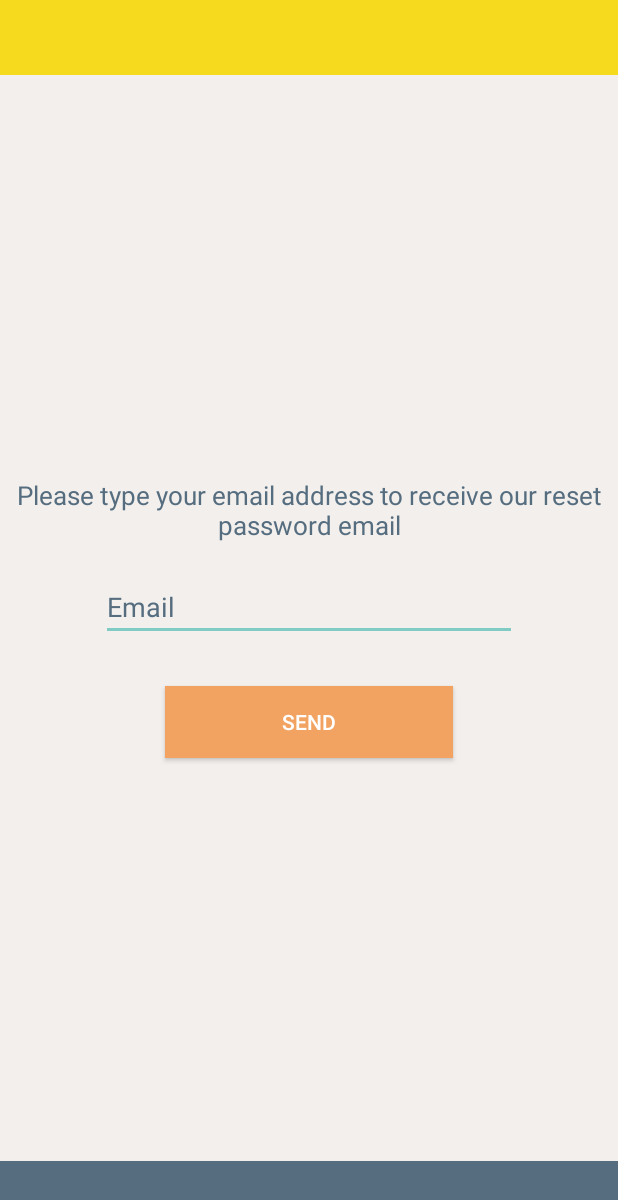
After one commit to theanisaa/Great4IP., an Android app: the ResetPasswordActivity screen opened directly, with no data from a screen before it, on a phone screen of 412 x 824 dp. The commit adds this screen. Shown: the top 1200 px of the screen. Run offline under Robolectric (Android 15) with nearby library versions, the phone set to English and light mode, and no system bars; our stand-ins replace Firebase (no records; nobody signed in at launch, a user with empty details on screens opened directly).

Commit message:
Forgot/Reset Password Activity

```diff
--- a/app/src/main/AndroidManifest.xml
+++ b/app/src/main/AndroidManifest.xml
@@ -19,6 +19,7 @@
         </activity>
         <activity android:name=".SignUpActivity"></activity>
         <activity android:name=".HomeActivity"></activity>
+        <activity android:name=".ResetPasswordActivity"></activity>
     </application>
 
 </manifest>
--- /dev/null
+++ b/app/src/main/java/com/example/a6sigma/great4ip/ResetPasswordActivity.java
@@ -0,0 +1,73 @@
+package com.example.a6sigma.great4ip;
+
+import android.app.ProgressDialog;
+import android.content.Intent;
+import android.os.Bundle;
+import android.support.annotation.NonNull;
+import android.support.annotation.Nullable;
+import android.support.v7.app.AppCompatActivity;
+import android.view.View;
+import android.widget.Button;
+import android.widget.EditText;
+import android.widget.Toast;
+
+import com.google.android.gms.tasks.OnCompleteListener;
+import com.google.android.gms.tasks.Task;
+import com.google.firebase.auth.FirebaseAuth;
+
+/**
+ * Created by lenovo on 09/03/2017.
+ */
+
+public class ResetPasswordActivity extends AppCompatActivity implements View.OnClickListener {
+
+    private EditText mEmail;
+    private Button mReset;
+
+    private FirebaseAuth mFirebaseAuth;
+    private ProgressDialog mProgressDialog;
+
+    @Override
+    protected void onCreate(Bundle savedInstanceState) {
+        super.onCreate(savedInstanceState);
+        setContentView(R.layout.activity_reset_password);
+
+        mFirebaseAuth = FirebaseAuth.getInstance();
+        mProgressDialog = new ProgressDialog(this);
+
+        mEmail = (EditText) findViewById(R.id.editTextEmailResetPassword);
+        mReset = (Button) findViewById(R.id.buttonReset);
+
+        mReset.setOnClickListener(this);
+    }
+
+    @Override
+    public void onClick(View v) {
+        String email = mEmail.getText().toString().trim();
+
+        ResetPasswordModel resetPasswordModel = new ResetPasswordModel(email);
+        if(v == mReset){
+            resetUser(resetPasswordModel);
+        }
+    }
+
+    private void resetUser(ResetPasswordModel resetPasswordModel){
+        mProgressDialog.setMessage("Sending message...");
+        mProgressDialog.show();
+
+        mFirebaseAuth.sendPasswordResetEmail(resetPasswordModel.getEmail())
+                .addOnCompleteListener(new OnCompleteListener<Void>() {
+                    @Override
+                    public void onComplete(@NonNull Task<Void> task) {
+                        mProgressDialog.dismiss();
+                        if(task.isSuccessful()){
+                            Intent intent = new Intent(ResetPasswordActivity.this, LoginActivity.class);
+                            startActivity(intent);
+                        } else {
+                            Toast.makeText(ResetPasswordActivity.this, "Sending failed... Please Try Again", Toast.LENGTH_SHORT).show();
+                        }
+                    }
+                });
+    }
+
+}
--- /dev/null
+++ b/app/src/main/res/layout/activity_reset_password.xml
@@ -0,0 +1,59 @@
+<?xml version="1.0" encoding="utf-8"?>
+<RelativeLayout xmlns:android="http://schemas.android.com/apk/res/android"
+                android:layout_width="match_parent"
+                android:layout_height="match_parent"
+    android:background="@color/background">
+
+    <RelativeLayout
+        android:layout_width="fill_parent"
+        android:layout_height="50dp"
+        android:layout_alignParentTop="true"
+        android:background="@color/colorPrimary"
+        android:gravity="center" />
+
+    <LinearLayout
+        android:layout_width="match_parent"
+        android:layout_height="match_parent"
+        android:orientation="vertical"
+        android:gravity="center">
+
+        <TextView
+            android:layout_width="match_parent"
+            android:layout_height="wrap_content"
+            android:text="Please type your email address to receive our reset password email"
+            android:textColor="@color/biruAneh"
+            android:textSize="17sp"
+            android:textAlignment="center"
+            android:paddingBottom="20dp"
+            android:paddingLeft="5dp"
+            android:paddingRight="5dp"/>
+
+        <EditText
+            android:layout_width="wrap_content"
+            android:layout_height="wrap_content"
+            android:id="@+id/editTextEmailResetPassword"
+            android:ems="13"
+            android:hint="Email"
+            android:textColor="@color/biruAneh"
+            android:textColorHint="@color/biruAneh"
+            android:inputType="textEmailAddress"
+            android:layout_marginBottom="30dp"/>
+
+        <Button
+            android:layout_width="wrap_content"
+            android:layout_height="wrap_content"
+            android:id="@+id/buttonReset"
+            android:ems="12"
+            android:background="@color/oren"
+            android:text="Send"/>
+
+    </LinearLayout>
+
+    <RelativeLayout
+        android:layout_width="fill_parent"
+        android:layout_height="50dp"
+        android:layout_alignParentBottom="true"
+        android:background="@color/biruAneh"
+        android:gravity="center"/>
+
+</RelativeLayout>
```
Also changed, not shown: app/src/main/java/com/example/a6sigma/great4ip/LoginActivity.java (+10 -3 lines), app/src/main/java/com/example/a6sigma/great4ip/ResetPasswordModel.java (added, +21 -0 lines).
